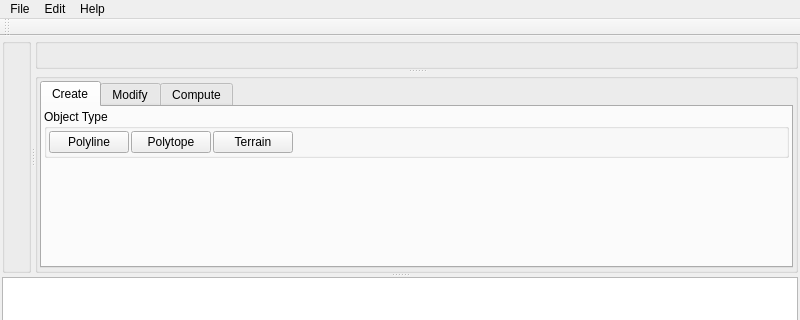
Qt form rationalcad/forms/window_main.ui (freemancw/rationalcad) before a commit; both pictures show x 0 to 800 and y 0 to 320 of the 800 by 604 pixel window.
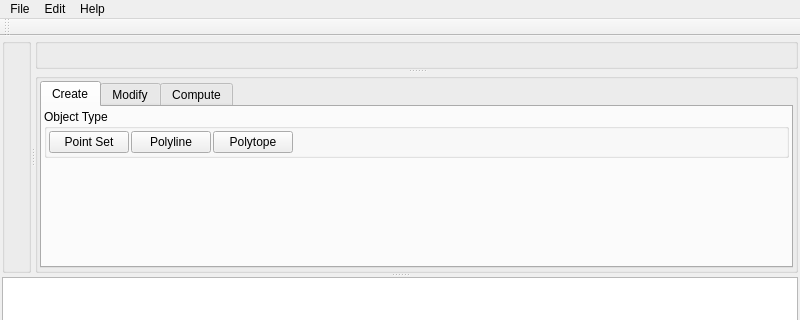
The same form after that commit. Icons and pictures are not drawn.

Commit message: making buttons mutually exclusive

Diff of the .ui file:
```diff
--- a/rationalcad/forms/window_main.ui
+++ b/rationalcad/forms/window_main.ui
@@ -175,8 +175,38 @@
                  <property name="spacing">
                   <number>2</number>
                  </property>
-                 <item row="0" column="0">
-                  <widget class="QPushButton" name="pushButton">
+                 <item row="0" column="2">
+                  <widget class="QPushButton" name="create_polytope">
+                   <property name="text">
+                    <string>Polytope</string>
+                   </property>
+                   <property name="icon">
+                    <iconset resource="../resources/resources.qrc">
+                     <normaloff>:/icons/create_polytope.png</normaloff>:/icons/create_polytope.png</iconset>
+                   </property>
+                   <property name="checkable">
+                    <bool>true</bool>
+                   </property>
+                   <attribute name="buttonGroup">
+                    <string notr="true">buttonGroup</string>
+                   </attribute>
+                  </widget>
+                 </item>
+                 <item row="0" column="4">
+                  <spacer name="horizontalSpacer">
+                   <property name="orientation">
+                    <enum>Qt::Horizontal</enum>
+                   </property>
+                   <property name="sizeHint" stdset="0">
+                    <size>
+                     <width>40</width>
+                     <height>20</height>
+                    </size>
+                   </property>
+                  </spacer>
+                 </item>
+                 <item row="0" column="1">
+                  <widget class="QPushButton" name="create_polyline">
                    <property name="sizePolicy">
                     <sizepolicy hsizetype="Preferred" vsizetype="Preferred">
                      <horstretch>0</horstretch>
@@ -210,43 +240,13 @@
                    </attribute>
                   </widget>
                  </item>
-                 <item row="0" column="3">
-                  <spacer name="horizontalSpacer">
-                   <property name="orientation">
-                    <enum>Qt::Horizontal</enum>
-                   </property>
-                   <property name="sizeHint" stdset="0">
-                    <size>
-                     <width>40</width>
-                     <height>20</height>
-                    </size>
-                   </property>
-                  </spacer>
-                 </item>
-                 <item row="0" column="1">
-                  <widget class="QPushButton" name="pushButton_2">
-                   <property name="text">
-                    <string>Polytope</string>
-                   </property>
-                   <property name="icon">
-                    <iconset resource="../resources/resources.qrc">
-                     <normaloff>:/icons/create_polytope.png</normaloff>:/icons/create_polytope.png</iconset>
-                   </property>
-                   <property name="checkable">
-                    <bool>true</bool>
-                   </property>
-                   <attribute name="buttonGroup">
-                    <string notr="true">buttonGroup</string>
-                   </attribute>
-                  </widget>
-                 </item>
-                 <item row="0" column="2">
-                  <widget class="QPushButton" name="pushButton_3">
+                 <item row="0" column="0">
+                  <widget class="QPushButton" name="create_point_set">
                    <property name="toolTip">
                     <string/>
                    </property>
                    <property name="text">
-                    <string>Terrain</string>
+                    <string>Point Set</string>
                    </property>
                    <property name="icon">
                     <iconset resource="../resources/resources.qrc">
```
Left out of the diff: 48 changed lines with no effect on the pictures. The commit also changes 2 other files.
